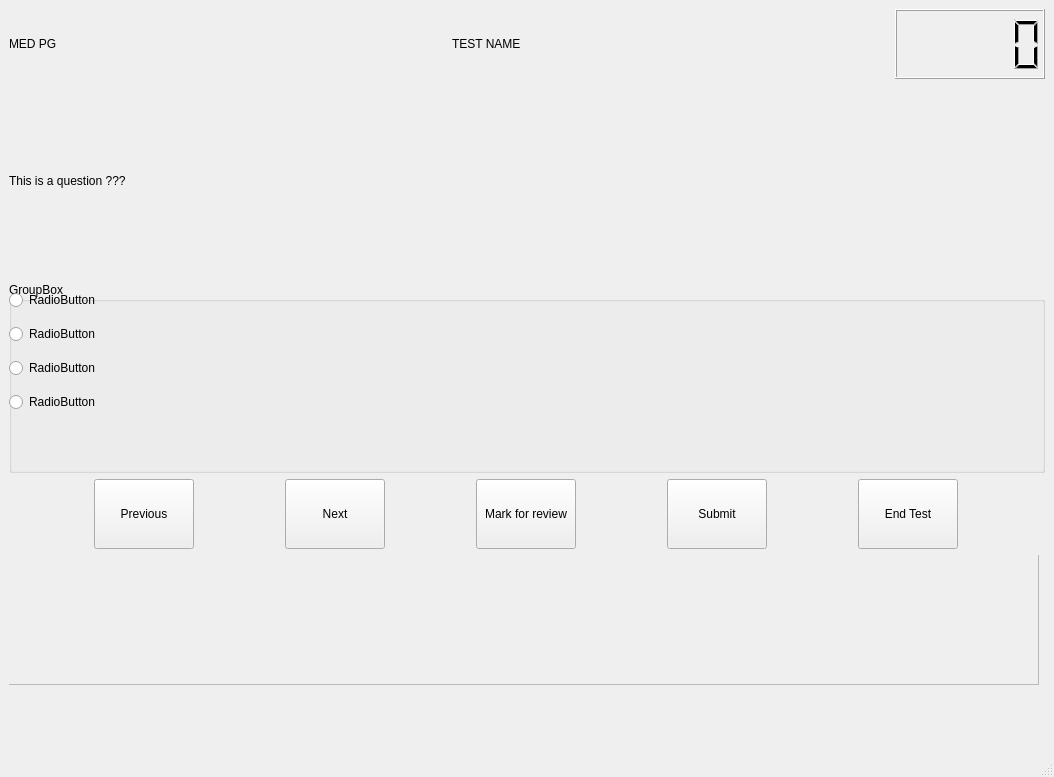
anilkunchalaece/pyQtGuiImproved, file orgLayout.ui: the form before one commit.
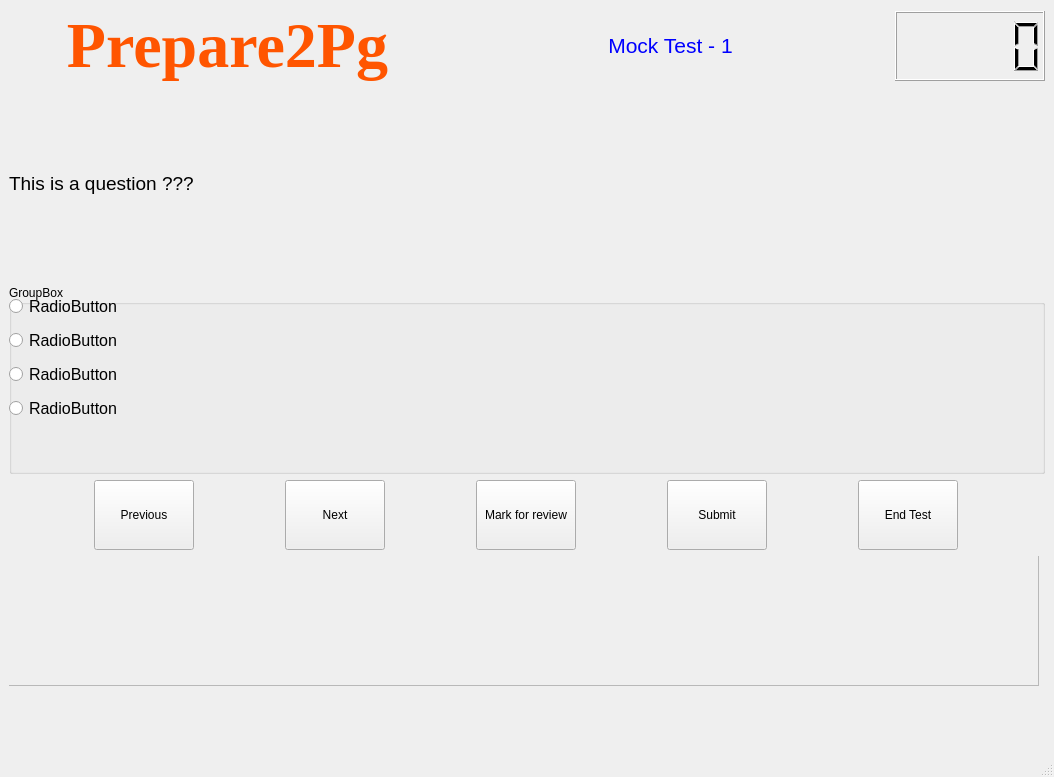
The form after the commit.

Commit message: styling is changed

```diff
--- a/orgLayout.ui
+++ b/orgLayout.ui
@@ -19,15 +19,23 @@
      <layout class="QHBoxLayout" name="horizontalLayout">
       <item>
        <widget class="QLabel" name="medPg">
+        <property name="font">
+         <font>
+          <family>Times New Roman</family>
+          <pointsize>48</pointsize>
+          <weight>75</weight>
+          <bold>true</bold>
+         </font>
+        </property>
         <property name="text">
-         <string>MED PG</string>
+         <string>&lt;html&gt;&lt;head/&gt;&lt;body&gt;&lt;p align=&quot;center&quot;&gt;&lt;span style=&quot; color:#ff5500;&quot;&gt;Prepare2Pg&lt;/span&gt;&lt;/p&gt;&lt;/body&gt;&lt;/html&gt;</string>
         </property>
        </widget>
       </item>
       <item>
        <widget class="QLabel" name="testNameLabel">
         <property name="text">
-         <string>TEST NAME</string>
+         <string>&lt;html&gt;&lt;head/&gt;&lt;body&gt;&lt;p align=&quot;center&quot;&gt;&lt;span style=&quot; font-size:16pt; color:#0000ff;&quot;&gt;Mock Test - 1&lt;/span&gt;&lt;/p&gt;&lt;/body&gt;&lt;/html&gt;</string>
         </property>
        </widget>
       </item>
@@ -47,8 +55,13 @@
      <layout class="QHBoxLayout" name="horizontalLayout_4">
       <item>
        <widget class="QLabel" name="QuestionLabel">
+        <property name="font">
+         <font>
+          <pointsize>14</pointsize>
+         </font>
+        </property>
         <property name="text">
-         <string>This is a question ???</string>
+         <string>&lt;html&gt;&lt;head/&gt;&lt;body&gt;&lt;p&gt;&lt;span style=&quot; font-size:14pt;&quot;&gt;This is a question ???&lt;/span&gt;&lt;/p&gt;&lt;/body&gt;&lt;/html&gt;</string>
         </property>
         <property name="wordWrap">
          <bool>true</bool>
@@ -74,8 +87,16 @@
           </rect>
          </property>
          <layout class="QVBoxLayout" name="verticalLayout_3">
+          <property name="topMargin">
+           <number>6</number>
+          </property>
           <item>
            <widget class="QRadioButton" name="optARadioButton">
+            <property name="font">
+             <font>
+              <pointsize>12</pointsize>
+             </font>
+            </property>
             <property name="text">
              <string>RadioButton</string>
             </property>
@@ -86,6 +107,11 @@
           </item>
           <item>
            <widget class="QRadioButton" name="optBRadioButton">
+            <property name="font">
+             <font>
+              <pointsize>12</pointsize>
+             </font>
+            </property>
             <property name="text">
              <string>RadioButton</string>
             </property>
@@ -96,6 +122,11 @@
           </item>
           <item>
            <widget class="QRadioButton" name="optCRadioButton">
+            <property name="font">
+             <font>
+              <pointsize>12</pointsize>
+             </font>
+            </property>
             <property name="text">
              <string>RadioButton</string>
             </property>
@@ -106,6 +137,11 @@
           </item>
           <item>
            <widget class="QRadioButton" name="optDRadioButton">
+            <property name="font">
+             <font>
+              <pointsize>12</pointsize>
+             </font>
+            </property>
             <property name="text">
              <string>RadioButton</string>
             </property>
```
